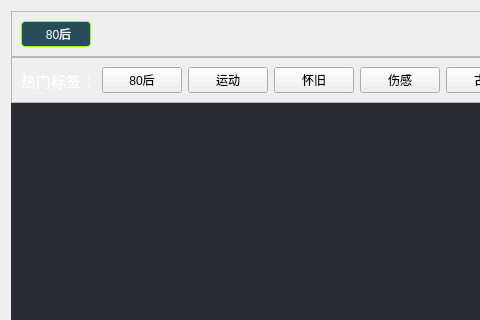
huizhang556/pc-video-player, file VideoPlayer/mainwidget/songlistsort/SonglistSort.ui: the form before one commit; both pictures show x 0 to 480 and y 0 to 320 of the 1322 by 459 pixel window.
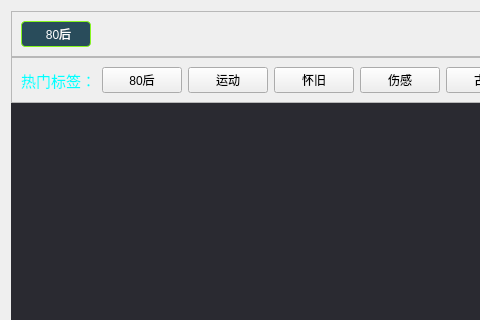
The form after the commit.

```diff
--- a/VideoPlayer/mainwidget/songlistsort/SonglistSort.ui
+++ b/VideoPlayer/mainwidget/songlistsort/SonglistSort.ui
@@ -13,6 +13,9 @@
   <property name="windowTitle">
    <string>Form</string>
   </property>
+  <property name="styleSheet">
+   <string notr="true"/>
+  </property>
   <layout class="QVBoxLayout" name="verticalLayout_4">
    <item>
     <layout class="QVBoxLayout" name="verticalLayout_3">
@@ -21,6 +24,9 @@
      </property>
      <item>
       <widget class="QWidget" name="widget" native="true">
+       <property name="styleSheet">
+        <string notr="true"/>
+       </property>
        <layout class="QVBoxLayout" name="verticalLayout_2">
         <property name="spacing">
          <number>0</number>
@@ -279,8 +285,8 @@
                  <property name="styleSheet">
                   <string notr="true">QLabel
 {
-color: white;;
 font-size: 15px;
+color: rgb(0, 255, 255);
 }</string>
                  </property>
                  <property name="text">
```
